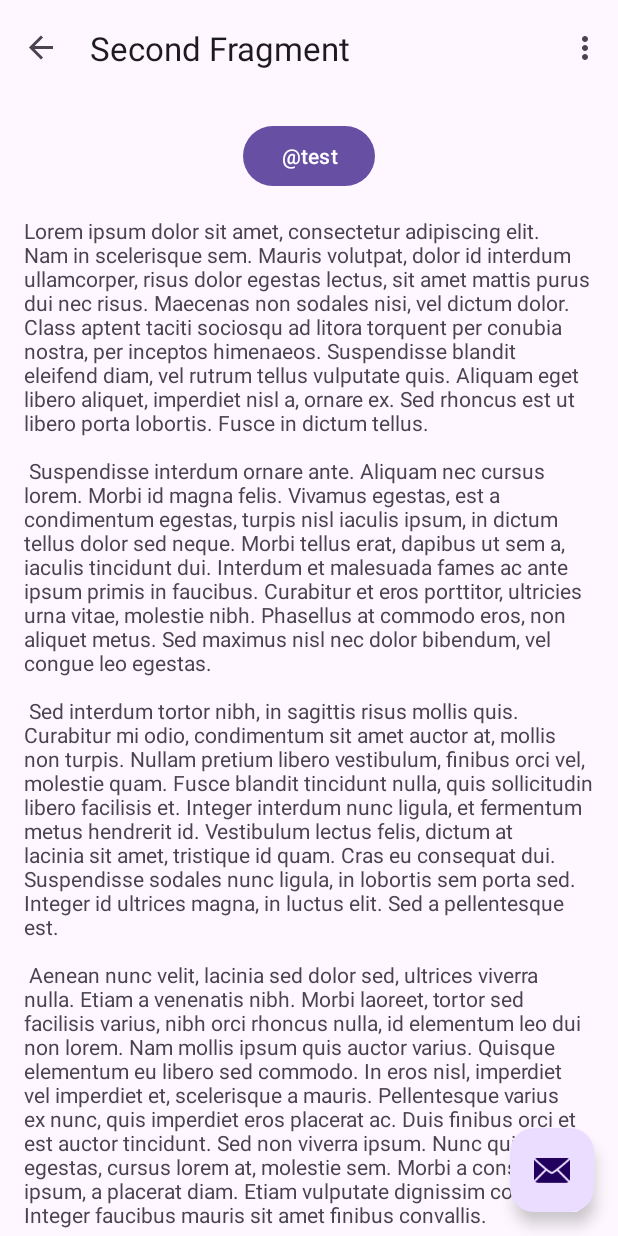
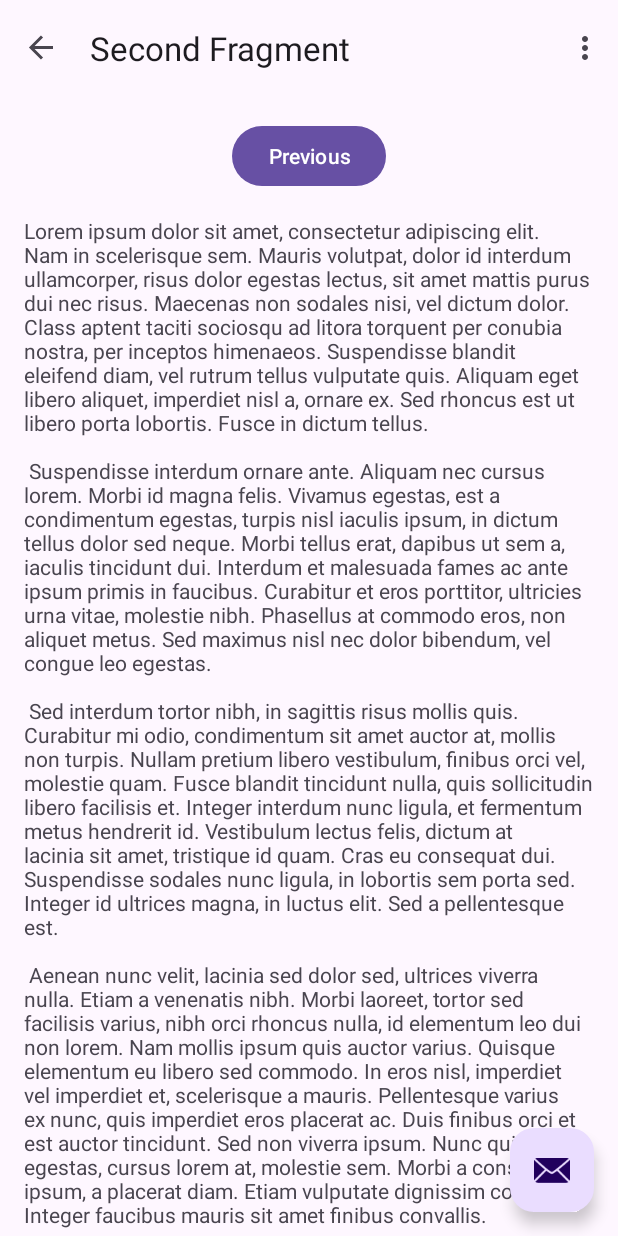
Before and after one commit to DevinMcLaugh2104/CrossTalk, an Android app: the SecondFragment screen opened through its navigation route, on a phone screen of 412 x 824 dp. Run offline under Robolectric (Android 15) with nearby library versions, the phone set to English and light mode, and no system bars; our stand-ins replace navigation-ui.

Commit message:
Fixed simple error when pushing

```diff
--- a/app/src/main/res/layout/fragment_second.xml
+++ b/app/src/main/res/layout/fragment_second.xml
@@ -14,7 +14,7 @@
                 android:id="@+id/button_second"
                 android:layout_width="wrap_content"
                 android:layout_height="wrap_content"
-                android:text="@test"
+                android:text="@string/previous"
                 app:layout_constraintBottom_toTopOf="@id/textview_second"
                 app:layout_constraintEnd_toEndOf="parent"
                 app:layout_constraintStart_toStartOf="parent"
```
